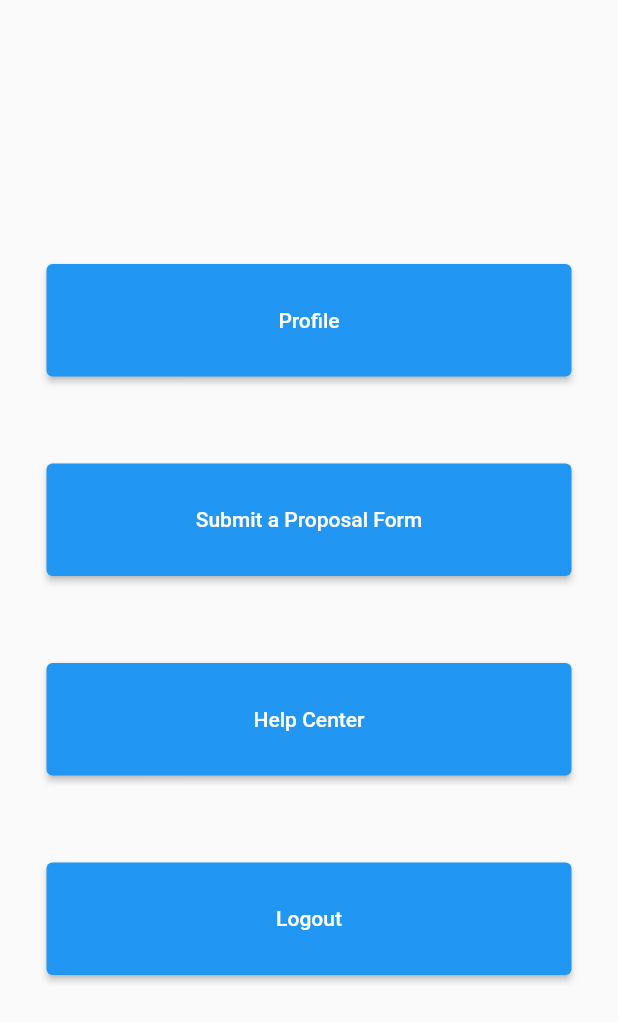
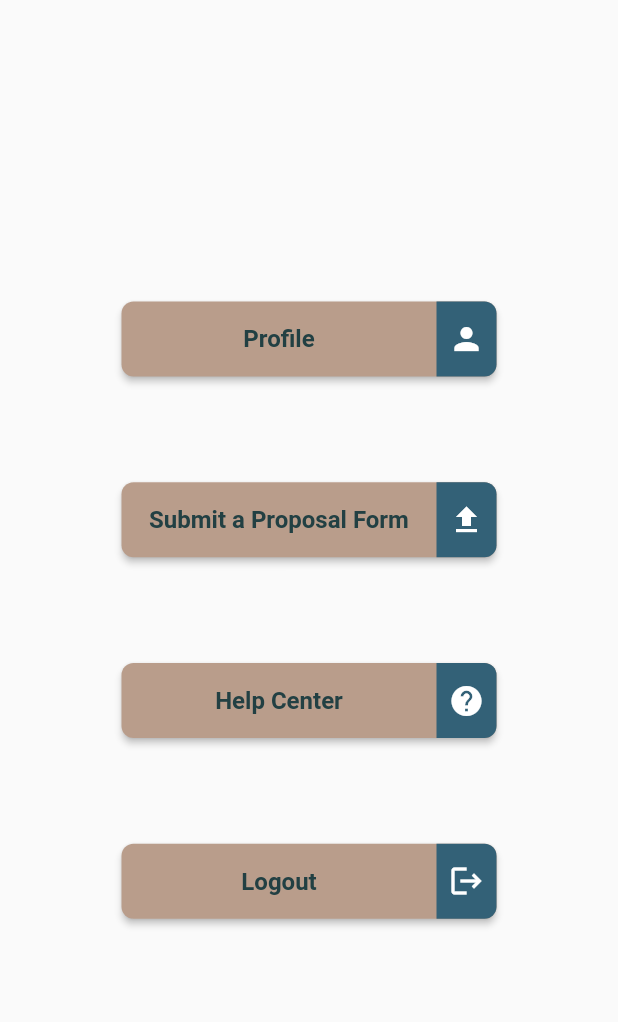
Before and after one commit to YousifT/Nomad_Application, a Flutter app: the SettingsMenu widget shown alone on an empty page, opened directly, on a phone screen of 412 x 824 dp. Shown: the top 1022 px of the screen. Run offline on Flutter 3.47's test engine with Material 2 defaults, Android fonts, the phone set to English and light mode, and no system bars; our stand-ins replace carousel_slider, cloud_firestore, firebase_auth, firebase_core, flutter_rating_bar, flutter_svg and 4 more; missing offline and left inert: comment_box, dart:ffi; accounts and stored records are empty; network calls fail; statements that could not run were skipped.

Commit message:
settings page

```diff
--- a/nomad/lib/Pages/User_Pages/SettingsMenu.dart
+++ b/nomad/lib/Pages/User_Pages/SettingsMenu.dart
@@ -1,13 +1,17 @@
 import 'package:flutter/material.dart';
 import 'package:firebase_auth/firebase_auth.dart';
 import 'package:nomad/Global_Var.dart' as globals;
-import 'package:nomad/Pages/User_Pages/HelpCenterPage%20.dart';
+
 import 'package:nomad/Pages/Home_page.dart';
 import 'package:nomad/Pages/User_Pages/Proposal_Form.dart';
 import 'package:nomad/Pages/User_Pages/UserProfile.dart';
+import 'package:nomad/Pages/User_Pages/app_colors.dart';
 import 'package:nomad/main.dart';
 import 'package:nomad/Pages/Admin_Pages/Proposals_page.dart';
 import 'package:nomad/Pages/Admin_Pages/Reports_page.dart';
+
+import 'HelpCenterPage .dart';
+
 
 Future<void> signOut(BuildContext context) async {
   await FirebaseAuth.instance.signOut();
@@ -35,61 +39,52 @@ class SettingsMenu extends StatelessWidget {
           height: 60,
           padding: const EdgeInsets.all(30),
         ),
-        SizedBox(
-          height: 75,
-          width: 350,
-          child: ElevatedButton(
-            onPressed: () {
+        buildButton(
+          context,
+          "Profile",
+          Icons.person,
+          () {
             Navigator.push(
               context,
               MaterialPageRoute(builder: (context) => const UserProfile()),
             );
           },
-            child: Text("Profile"),
         ),
-        ),
-        SizedBox(
-          height: 75,
-          width: 350,
-          child: ElevatedButton(
-            onPressed: () {
+        buildButton(
+          context,
+          "Submit a Proposal Form",
+          Icons.file_upload,
+          () {
             Navigator.push(
               context,
-                MaterialPageRoute(
-                    builder: (context) => ProposalForm(onSubmitted: () {})),
+              MaterialPageRoute(builder: (context) => ProposalForm(onSubmitted: () {})),
             );
           },
-            child: Text("Submit a Proposal Form"),
         ),
-        ),
-        SizedBox(
-          height: 75,
-          width: 350,
-          child: ElevatedButton(
-            onPressed: () {
+        buildButton(
+          context,
+          "Help Center",
+          Icons.help,
+          () {
             Navigator.push(
               context,
               MaterialPageRoute(builder: (context) => HelpCenterPage()),
             );
           },
-            child: Text("Help Center"),
         ),
-        ),
-        SizedBox(
-          height: 75,
-          width: 350,
-          child: ElevatedButton(
-            onPressed: () => signOut(context),
-            child: Text("Logout"),
-          ),
+        buildButton(
+          context,
+          "Logout",
+          Icons.logout,
+          () => signOut(context),
         ),
         Visibility(
           visible: adminC,
-          child: SizedBox(
-            height: 75,
-            width: 350,
-            child: ElevatedButton(
-              onPressed: () {
+          child: buildButton(
+            context,
+            "Proposals",
+            Icons.description,
+            () {
               Navigator.push(
                 context,
                 MaterialPageRoute(
@@ -97,27 +92,77 @@ class SettingsMenu extends StatelessWidget {
                 ),
               );
             },
-              child: Text("Proposals"),
-            ),
           ),
         ),
         Visibility(
           visible: adminC,
-          child: SizedBox(
-            height: 75,
-            width: 350,
-            child: ElevatedButton(
-              onPressed: () {
+          child: buildButton(
+            context,
+            "Reports",
+            Icons.report,
+            () {
               Navigator.push(
                 context,
                 MaterialPageRoute(builder: (context) => const ReportsPage()),
               );
             },
-              child: Text("Reports"),
-            ),
           ),
         ),
       ],
     );
   }
+
+Widget buildButton(
+  BuildContext context,
+  String text,
+  IconData icon,
+  VoidCallback onPressed,
+) {
+  return SizedBox(
+    width: 250,
+    height: 50,
+    child: ElevatedButton(
+      onPressed: onPressed,
+      style: ElevatedButton.styleFrom(
+        primary: Color.fromARGB(255, 185, 157, 139),
+        onPrimary: AppColors.darkTextColor,
+        shape: RoundedRectangleBorder(borderRadius: BorderRadius.circular(8)),
+        padding: EdgeInsets.zero, // Remove the padding
+      ),
+      child: Row(
+        children: [
+          Expanded(
+            child: Align(
+              alignment: Alignment.center,
+              child: Text(
+                text,
+                style: TextStyle(
+                  fontSize: 16,
+                  fontWeight: FontWeight.bold,
+                ),
+              ),
+            ),
+          ),
+          Container(
+            width: 40,
+            height: 50, // Set the height to match the button
+            decoration: BoxDecoration(
+              color: Color.fromARGB(255, 51, 97, 119),
+              borderRadius: BorderRadius.only(
+                topRight: Radius.circular(8),
+                bottomRight: Radius.circular(8),
+              ),
+            ),
+            child: Icon(
+              icon,
+              color: Colors.white,
+            ),
+          ),
+        ],
+      ),
+    ),
+  );
 }
+
+
+}
--- a/nomad/lib/main.dart
+++ b/nomad/lib/main.dart
@@ -36,7 +36,6 @@ class MyApp extends StatelessWidget {
       title: 'Nomad',
       home: const HomePage(),
       routes: {
-        'homepage': (context) => const MyHomePage(),
         'signupscreen': (context) => const Mysginuppage(),
         'loginscreen': (context) => const Myloginpage(),
       },
@@ -46,6 +45,17 @@ class MyApp extends StatelessWidget {
 
 class HomePage extends StatefulWidget {
   const HomePage({super.key});
+
+  // When a user logs in - Update the LoggedIn variable, and reinsitate the BottomNavigationBar with a different profile page
+  // Should work the same way with Sign out button if you pass "false" (not added yet).
+
+  // Current bug: BottomNavBar icon highlight isnt updated with this route update.
+  updateBottomNavBar(bool value, context) {
+    globals.global_LoggedIn = value;
+    createState();
+    Navigator.pushReplacement(
+        context, MaterialPageRoute(builder: (context) => const MyHomePage()));
+  }
 
   @override
   State<HomePage> createState() => _HomePageState();
@@ -78,6 +88,7 @@ class _HomePageState extends State<HomePage> {
             ]),
       );
     } else {
+      if (globals.global_isAdmin == false) {
         return Scaffold(
           resizeToAvoidBottomInset: true,
           body: IndexedStack(
@@ -98,6 +109,32 @@ class _HomePageState extends State<HomePage> {
                     icon: Icon(Icons.person), label: "Profile")
               ]),
         );
+      }
+      // Logged in User is an admin
+      else {
+        return Scaffold(
+          resizeToAvoidBottomInset: true,
+          body: IndexedStack(
+            index: selectedPage,
+            children: globals.global_adminUser_Pages,
+          ),
+          bottomNavigationBar: BottomNavigationBar(
+              currentIndex: selectedPage,
+              onTap: (index) {
+                setState(() {
+                  selectedPage = index;
+                });
+              },
+              type: BottomNavigationBarType.fixed,
+              items: [
+                BottomNavigationBarItem(icon: Icon(Icons.home), label: "Home"),
+                BottomNavigationBarItem(
+                    icon: Icon(Icons.person), label: "Profile"),
+                BottomNavigationBarItem(
+                    icon: Icon(Icons.admin_panel_settings), label: "Admin")
+              ]),
+        );
+      }
     }
   }
 }
```
Lines whose indentation alone changed are shown as unchanged.
